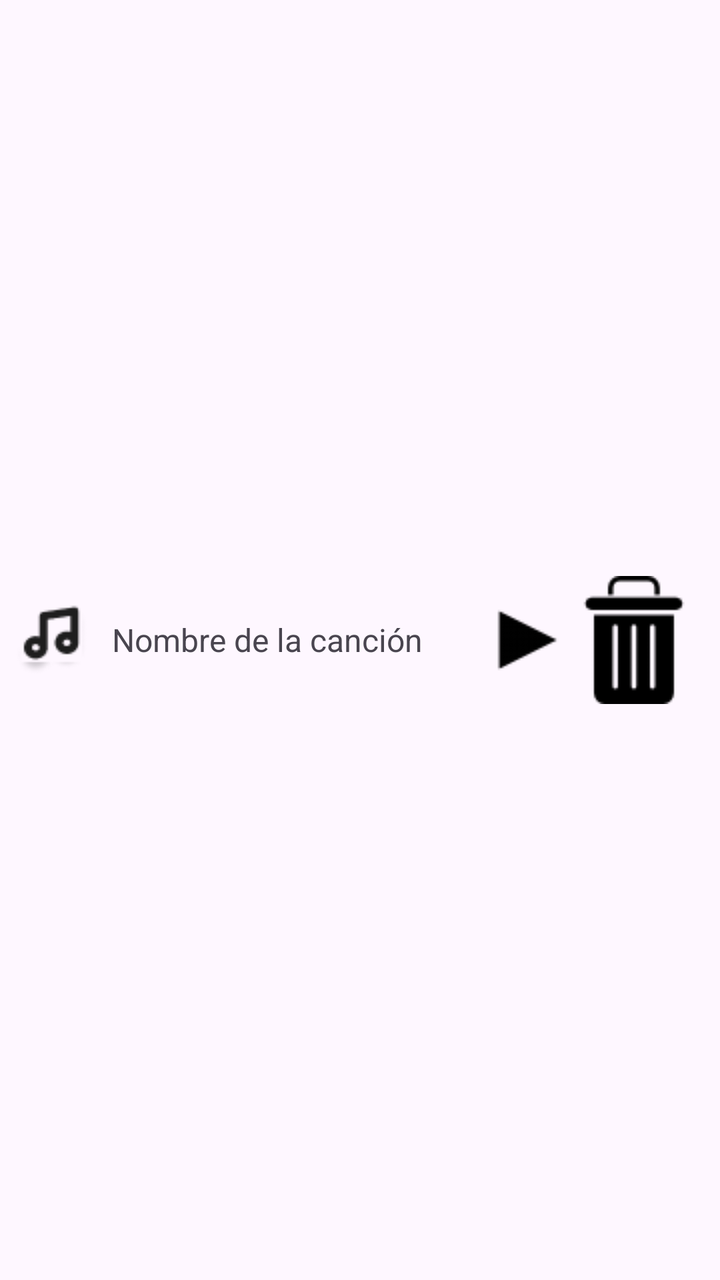
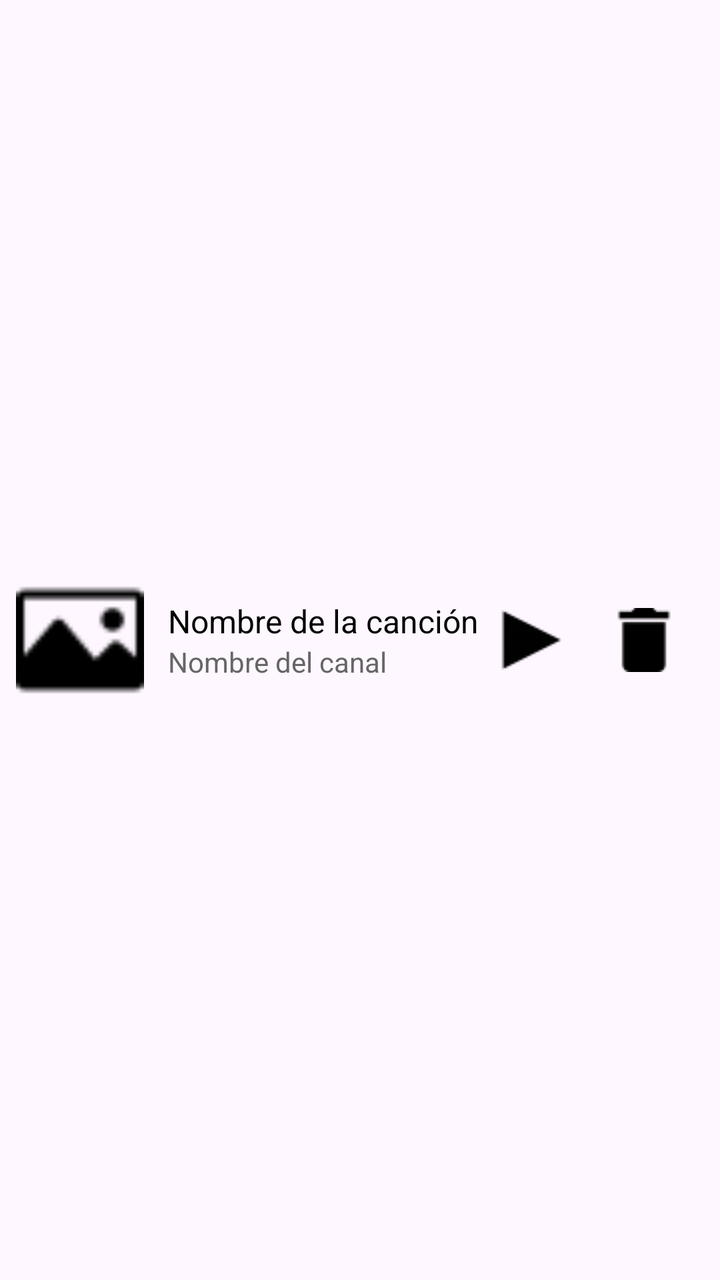

The first picture is an Android layout as it rendered before a commit; the second is the same layout after the commit. The layout source and the unified diff follow.
<!-- AndroidManifest.xml: application theme Theme.LoopTube -->
<!-- res/layout/item_cancion.xml -->
<?xml version="1.0" encoding="utf-8"?>
<LinearLayout xmlns:android="http://schemas.android.com/apk/res/android"
    android:layout_width="match_parent"
    android:layout_height="88dp"
    xmlns:app="http://schemas.android.com/apk/res-auto"
    android:orientation="horizontal"
    android:gravity="center_vertical"
    android:paddingStart="8dp"
    android:paddingEnd="8dp">


    <ImageView
        android:id="@+id/ivIcono"
        android:layout_width="36dp"
        android:layout_height="36dp"
        android:src="@drawable/ic_music"
        android:contentDescription="icono" />


    <TextView
        android:id="@+id/tvTituloItem"
        android:layout_width="0dp"
        android:layout_height="wrap_content"
        android:layout_weight="1"
        android:layout_marginStart="12dp"
        android:text="Nombre de la canción"
        android:textSize="16sp" />


    <ImageButton
        android:id="@+id/btnPlayItem"
        android:layout_width="36dp"
        android:layout_height="36dp"
        android:background="@null"
        android:src="@drawable/ic_play" />


    <ImageButton
        android:id="@+id/btnDeleteItem"
        android:layout_width="70dp"
        android:layout_height="70dp"
        android:background="@null"
        android:src="@drawable/ic_delete"
        app:tint="#000" />


</LinearLayout>
<!-- resources referenced by this layout -->
<resources>
  <!-- drawable ic_delete: png bitmap (drawable, 854 bytes) -->
  <!-- drawable ic_music: png bitmap (drawable, 1110 bytes) -->
  <!-- drawable ic_play: png bitmap (drawable, 263 bytes) -->
  <style name="Theme.LoopTube" parent="Base.Theme.LoopTube" />
  <style name="Base.Theme.LoopTube" parent="Theme.Material3.DayNight.NoActionBar">
          
          
      </style>
</resources>

<!-- the commit's change to res/layout/item_cancion.xml (unified diff, before → after) -->
@@ -2,46 +2,66 @@
 <LinearLayout xmlns:android="http://schemas.android.com/apk/res/android"
     android:layout_width="match_parent"
     android:layout_height="88dp"
-    xmlns:app="http://schemas.android.com/apk/res-auto"
     android:orientation="horizontal"
     android:gravity="center_vertical"
     android:paddingStart="8dp"
     android:paddingEnd="8dp">
 
+    
+    <ImageView
+        android:id="@+id/ivMiniaturaItem"
+        android:layout_width="64dp"
+        android:layout_height="64dp"
+        android:scaleType="centerCrop"
+        android:src="@drawable/ic_placeholder"
+        android:contentDescription="Miniatura" />
 
-    <ImageView
-        android:id="@+id/ivIcono"
-        android:layout_width="36dp"
-        android:layout_height="36dp"
-        android:src="@drawable/ic_music"
-        android:contentDescription="icono" />
-
-
-    <TextView
-        android:id="@+id/tvTituloItem"
+    
+    <LinearLayout
         android:layout_width="0dp"
         android:layout_height="wrap_content"
         android:layout_weight="1"
-        android:layout_marginStart="12dp"
-        android:text="Nombre de la canción"
-        android:textSize="16sp" />
+        android:orientation="vertical"
+        android:layout_marginStart="12dp">
 
+        <TextView
+            android:id="@+id/tvTituloItem"
+            android:layout_width="wrap_content"
+            android:layout_height="wrap_content"
+            android:text="Nombre de la canción"
+            android:textSize="16sp"
+            android:textColor="#000"
+            android:maxLines="1"
+            android:ellipsize="end"/>
 
+        <TextView
+            android:id="@+id/tvCanalItem"
+            android:layout_width="wrap_content"
+            android:layout_height="wrap_content"
+            android:text="Nombre del canal"
+            android:textSize="14sp"
+            android:textColor="#666"
+            android:maxLines="1"
+            android:ellipsize="end"/>
+    </LinearLayout>
+
+    
     <ImageButton
         android:id="@+id/btnPlayItem"
         android:layout_width="36dp"
         android:layout_height="36dp"
         android:background="@null"
-        android:src="@drawable/ic_play" />
+        android:src="@drawable/ic_play"
+        android:contentDescription="Reproducir"/>
 
-
+    
     <ImageButton
         android:id="@+id/btnDeleteItem"
-        android:layout_width="70dp"
-        android:layout_height="70dp"
+        android:layout_width="60dp"
+        android:layout_height="60dp"
+        android:layout_marginStart="8dp"
         android:background="@null"
         android:src="@drawable/ic_delete"
-        app:tint="#000" />
-
+        android:contentDescription="Eliminar"/>
 
 </LinearLayout>
<!-- resource entries referenced after the edit -->
@@ -1,7 +1,7 @@
 <!-- resources referenced by this layout -->
 <resources>
-  <!-- drawable ic_delete: png bitmap (drawable, 854 bytes) -->
-  <!-- drawable ic_music: png bitmap (drawable, 1110 bytes) -->
+  <!-- drawable ic_delete: png bitmap (drawable, 315 bytes) -->
+  <!-- drawable ic_placeholder: png bitmap (drawable, 503 bytes) -->
   <!-- drawable ic_play: png bitmap (drawable, 263 bytes) -->
   <style name="Theme.LoopTube" parent="Base.Theme.LoopTube" />
   <style name="Base.Theme.LoopTube" parent="Theme.Material3.DayNight.NoActionBar">
